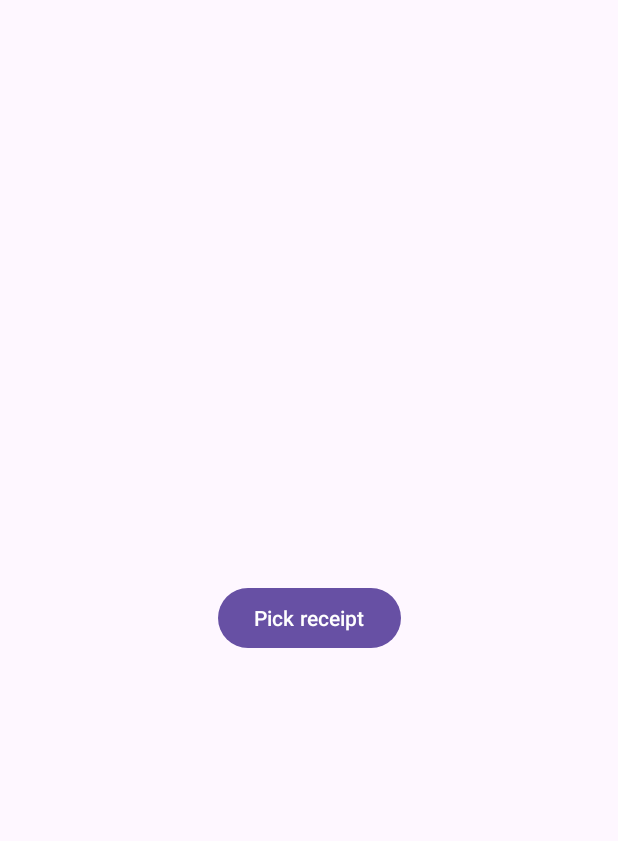
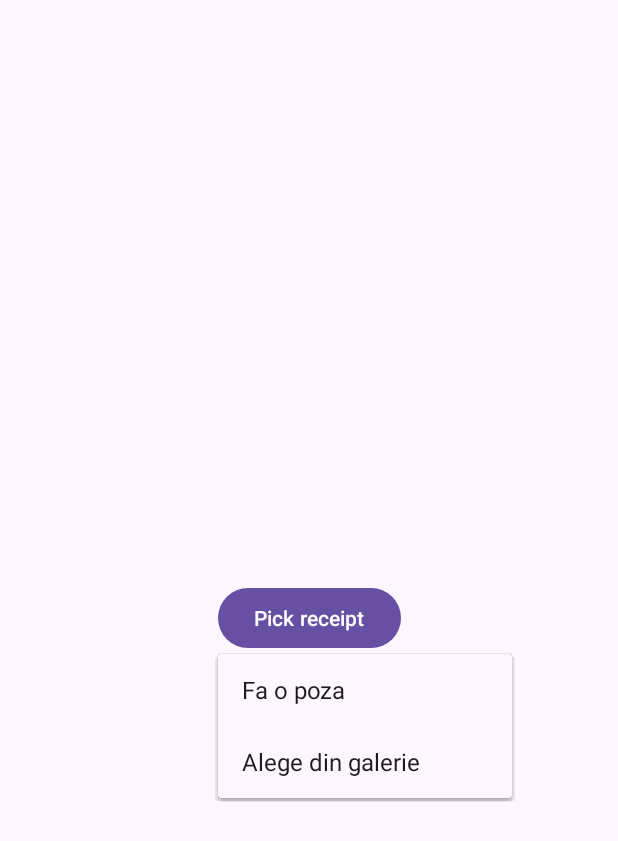
Before and after one commit to dabidu27/receipt-to-invoice, an Android app: the screen it shows after launch (OCRDumpActivity), after a tap on "Pick receipt", on a phone screen of 412 x 824 dp. Shown: the top 841 px of the screen. Run offline under Robolectric (Android 15) with nearby library versions, the phone set to English and light mode, and no system bars; libraries missing offline, so code that uses them is left out: com.google.mlkit.vision.

Commit message:
Pop-up menu with gallery or camera selection

```diff
--- a/android/app/src/main/java/com/example/receipt_to_invoice/ocr/OCR.java
+++ b/android/app/src/main/java/com/example/receipt_to_invoice/ocr/OCR.java
@@ -5,6 +5,7 @@ import android.graphics.Rect;
 import android.net.Uri;
 import android.os.Handler;
 import android.os.Looper;
+import android.util.Log;
 
 import androidx.annotation.NonNull;
 
@@ -51,6 +52,7 @@ public class OCR implements AutoCloseable {
                             @Override
                             public void onSuccess(Text text) {
                                 String alignedText = reconstructRows(text);
+                                Log.d("OCR result", alignedText);
                                 mainHandler.post(() -> callback.onSuccess(alignedText));
                             }
                         })
--- a/android/app/src/main/java/com/example/receipt_to_invoice/ui/OCRDumpActivity.java
+++ b/android/app/src/main/java/com/example/receipt_to_invoice/ui/OCRDumpActivity.java
@@ -2,7 +2,9 @@ package com.example.receipt_to_invoice.ui;
 
 import android.net.Uri;
 import android.os.Bundle;
+import android.view.MenuItem;
 import android.widget.Button;
+import android.widget.PopupMenu;
 import android.widget.Toast;
 
 import androidx.activity.EdgeToEdge;
@@ -75,7 +77,24 @@ public class OCRDumpActivity extends AppCompatActivity {
 
         btnPick = findViewById(R.id.btnPick);
         btnPick.setOnClickListener(v -> {
-            pickPhotoLauncher.launch(new PickVisualMediaRequest.Builder().setMediaType(ActivityResultContracts.PickVisualMedia.ImageOnly.INSTANCE).build());
+            PopupMenu popupMenu = new PopupMenu(this, btnPick);
+            popupMenu.getMenuInflater().inflate(R.menu.popup_menu, popupMenu.getMenu());
+            popupMenu.setOnMenuItemClickListener(new PopupMenu.OnMenuItemClickListener() {
+                @Override
+                public boolean onMenuItemClick(MenuItem item) {
+                    int id = item.getItemId();
+                    if(id == R.id.popup_camera){
+                        //Open camera
+                        return true;
+                    }else if(id == R.id.popup_gallery){
+                        pickPhotoLauncher.launch(new PickVisualMediaRequest.Builder().setMediaType(ActivityResultContracts.PickVisualMedia.ImageOnly.INSTANCE).build());
+                        return true;
+                    }
+                    return true;
+                }
+            });
+
+            popupMenu.show();
         });
     }
 
--- a/android/app/src/main/res/menu/popup_menu.xml
+++ b/android/app/src/main/res/menu/popup_menu.xml
@@ -1,4 +1,9 @@
 <?xml version="1.0" encoding="utf-8"?>
 <menu xmlns:android="http://schemas.android.com/apk/res/android">
-
+    <item
+        android:id="@+id/popup_camera"
+        android:title="@string/popup_camera"/>
+    <item
+        android:id="@+id/popup_gallery"
+        android:title="@string/popup_gallery"/>
 </menu>
--- a/android/app/src/main/res/values/strings.xml
+++ b/android/app/src/main/res/values/strings.xml
@@ -1,3 +1,5 @@
 <resources>
     <string name="app_name">receipt_to_invoice</string>
+    <string name="popup_camera">Fa o poza</string>
+    <string name="popup_gallery">Alege din galerie</string>
 </resources>
```
